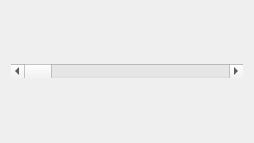
This is livegraph.ui in nghtsnw/etrodiag as Qt 5 draws it before an edit. The edited form follows.
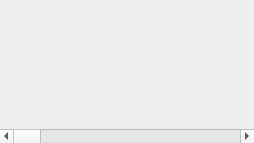
This is the edited form.

Diff of the .ui file:
```diff
--- a/livegraph.ui
+++ b/livegraph.ui
@@ -14,6 +14,28 @@
    <string>Form</string>
   </property>
   <layout class="QVBoxLayout" name="verticalLayout_2">
+   <property name="spacing">
+    <number>0</number>
+   </property>
+   <property name="leftMargin">
+    <number>0</number>
+   </property>
+   <property name="topMargin">
+    <number>0</number>
+   </property>
+   <property name="rightMargin">
+    <number>0</number>
+   </property>
+   <property name="bottomMargin">
+    <number>0</number>
+   </property>
+   <item>
+    <widget class="QLabel" name="liveGraph">
+     <property name="text">
+      <string/>
+     </property>
+    </widget>
+   </item>
    <item>
     <widget class="QScrollBar" name="timeScrollBar">
      <property name="orientation">
```
Left out of the diff: 4 changed lines with no effect on the pictures.
